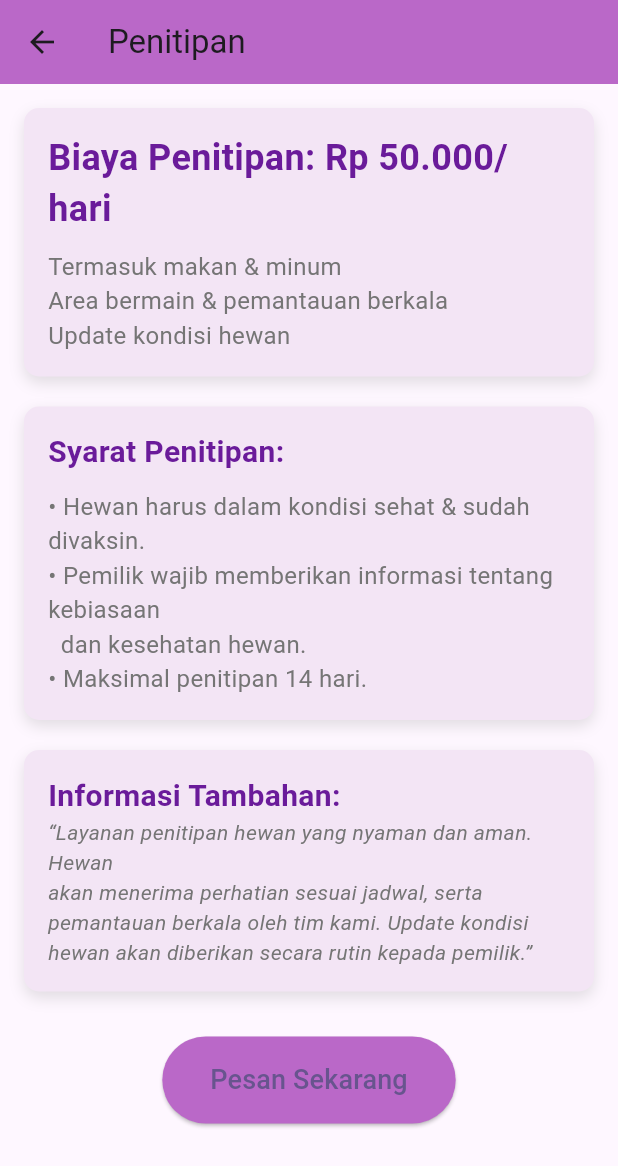
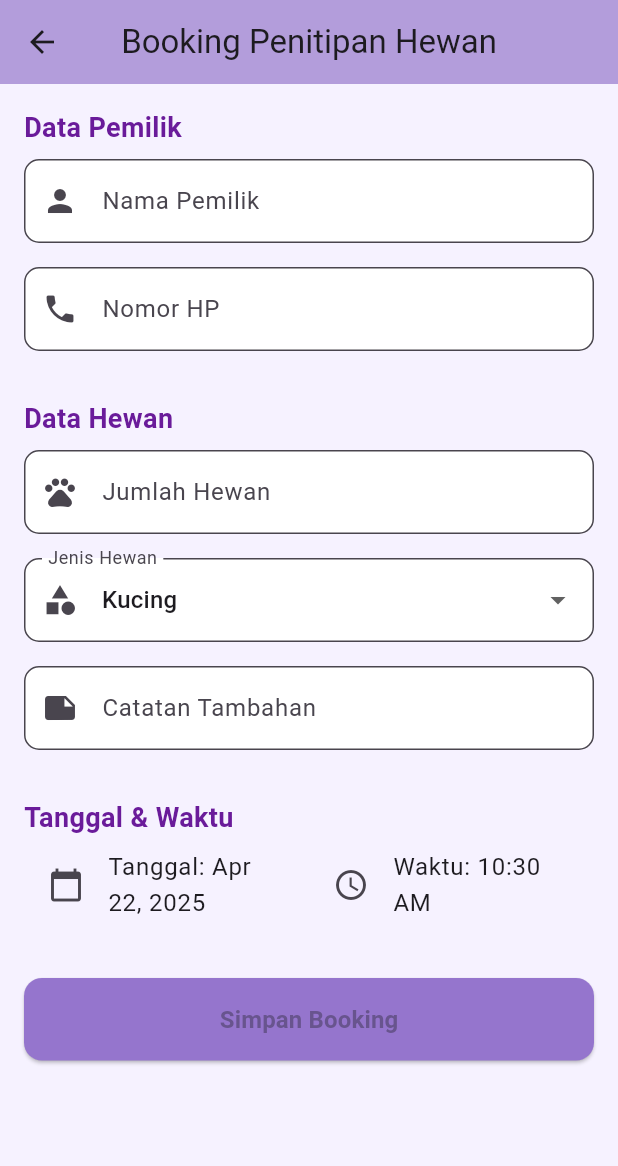
Before and after one commit to laila457/mobileapps, a Flutter app: the Penitipan2 screen opened directly, after a tap on "Pesan Sekarang", on a phone screen of 412 x 824 dp. Shown: the top 1166 px of the screen. Run offline on Flutter 3.47's test engine with Material 3 defaults, Android fonts, the phone set to English and light mode, and no system bars; our stand-ins replace calendar_timeline, cloud_firestore, firebase_core, flutter_svg, google_fonts, image_picker and 1 more; accounts and stored records are empty.

Commit message:
update 22 april 2025

```diff
--- a/lib/controllers/auth_booking.dart
+++ b/lib/controllers/auth_booking.dart
@@ -10,10 +10,9 @@ class BookingController {
   required String petType,
   required String notes,
   required DateTime bookingDate,
-    required TimeOfDay bookingTime,
-  }) async {
+  required TimeOfDay bookingTime,  }) async {
     try {
-      String url = 'http://192.168.5.120/flutter_api/save_booking.php'; // Ganti dengan 10.0.2.2 jika menggunakan emulator
+      String url = 'http://192.168.100.142/flutter_api/save_booking.php'; // Ganti dengan 10.0.2.2 jika menggunakan emulator
       var formData = {
         'owner_name': ownerName,
         'phone_number': phoneNumber,
--- a/lib/controllers/auth_controller.dart
+++ b/lib/controllers/auth_controller.dart
@@ -2,7 +2,7 @@ import 'package:http/http.dart' as http;
 import 'dart:convert';
 
 class AuthController {
-  final String baseUrl = "http://192.168.5.120/api";
+  final String baseUrl = "http://192.168.100.142/api";
   Future<bool> checkServerConnection() async {
     try {
       final response = await http.get(Uri.parse('$baseUrl/health_check.php'));
--- /dev/null
+++ b/lib/controllers/booking_penitipan_controller.dart
@@ -0,0 +1,42 @@
+import 'dart:convert';
+import 'package:http/http.dart' as http;
+
+class BookPenitipanController {
+  static const String baseUrl = 'https://192.168.100.142/api/booking';
+
+  static Future<bool> saveBooking({
+    required String ownerName,
+    required String phoneNumber,
+    required int petCount,
+    required String petType,
+    String? notes,
+    required DateTime bookingDate,
+    required String bookingTime, // in "HH:mm" format
+  }) async {
+    try {
+      final response = await http.post(
+        Uri.parse(baseUrl),
+        headers: {'Content-Type': 'application/json'},
+        body: jsonEncode({
+          "owner_name": ownerName,
+          "phone_number": phoneNumber,
+          "pet_count": petCount,
+          "pet_type": petType,
+          "notes": notes ?? "",
+          "booking_date": bookingDate.toIso8601String().split("T").first,
+          "booking_time": bookingTime,
+        }),
+      );
+
+      if (response.statusCode == 200 || response.statusCode == 201) {
+        return true;
+      } else {
+        print('Gagal menyimpan booking: ${response.body}');
+        return false;
+      }
+    } catch (e) {
+      print('Error saat menyimpan booking: $e');
+      return false;
+    }
+  }
+}
--- a/lib/main.dart
+++ b/lib/main.dart
@@ -2,7 +2,7 @@ import 'package:flutter/material.dart';
 import 'package:wellpage/controllers/register.dart';
 import 'package:wellpage/pet/dasboard.dart';
 import 'package:wellpage/pet/layanantrue.dart';
-import 'package:wellpage/pet/rating.dart';
+import 'package:wellpage/pet/bookpenitipan.dart';
 import 'package:wellpage/screen/signin.dart';
 import 'package:wellpage/beranda.dart';
 import 'package:wellpage/pet/penjualan.dart';
--- /dev/null
+++ b/lib/pet/bookpenitipan.dart
@@ -0,0 +1,218 @@
+import 'package:flutter/material.dart';
+import 'package:intl/intl.dart';
+import 'package:wellpage/controllers/booking_penitipan_controller.dart'; // Tambahkan ini
+
+class BookingScreen extends StatefulWidget {
+  const BookingScreen({super.key});
+
+  @override
+  State<BookingScreen> createState() => _BookingScreenState();
+}
+
+class _BookingScreenState extends State<BookingScreen> {
+  final _formKey = GlobalKey<FormState>();
+  final nameController = TextEditingController();
+  final phoneController = TextEditingController();
+  final petCountController = TextEditingController();
+  final notesController = TextEditingController();
+
+  String? selectedPetType = 'Kucing';
+  DateTime selectedDate = DateTime.now();
+  TimeOfDay selectedTime = TimeOfDay.now();
+
+  bool isLoading = false;
+
+  Future<void> _selectDate() async {
+    final picked = await showDatePicker(
+      context: context,
+      initialDate: selectedDate,
+      firstDate: DateTime.now(),
+      lastDate: DateTime.now().add(const Duration(days: 365)),
+      builder: (context, child) {
+        return Theme(
+          data: ThemeData.light().copyWith(
+            primaryColor: Colors.deepPurple,
+            colorScheme: const ColorScheme.light(primary: Colors.deepPurple),
+            buttonTheme: const ButtonThemeData(textTheme: ButtonTextTheme.primary),
+          ),
+          child: child!,
+        );
+      },
+    );
+    if (picked != null) setState(() => selectedDate = picked);
+  }
+
+  Future<void> _selectTime() async {
+    final picked = await showTimePicker(
+      context: context,
+      initialTime: selectedTime,
+      builder: (context, child) {
+        return Theme(
+          data: ThemeData.light().copyWith(
+            colorScheme: const ColorScheme.light(primary: Colors.deepPurple),
+          ),
+          child: child!,
+        );
+      },
+    );
+    if (picked != null) setState(() => selectedTime = picked);
+  }
+
+  void _submitForm() async {
+    if (!_formKey.currentState!.validate()) return;
+
+    setState(() => isLoading = true);
+
+    final success = await BookPenitipanController.saveBooking(
+      ownerName: nameController.text,
+      phoneNumber: phoneController.text,
+      petCount: int.parse(petCountController.text),
+      petType: selectedPetType ?? '',
+      notes: notesController.text,
+      bookingDate: selectedDate,
+      bookingTime: selectedTime.format(context),
+    );
+
+    setState(() => isLoading = false);
+
+    if (success) {
+      ScaffoldMessenger.of(context).showSnackBar(
+        const SnackBar(content: Text('Booking berhasil!')),
+      );
+      _formKey.currentState!.reset();
+    } else {
+      ScaffoldMessenger.of(context).showSnackBar(
+        const SnackBar(content: Text('Gagal menyimpan booking. Coba lagi.')),
+      );
+    }
+  }
+
+  @override
+  Widget build(BuildContext context) {
+    return Scaffold(
+      backgroundColor: const Color(0xFFF6F2FF),
+      appBar: AppBar(
+        backgroundColor: const Color(0xFFB39DDB),
+        title: const Text('Booking Penitipan Hewan'),
+        centerTitle: true,
+      ),
+      body: Padding(
+        padding: const EdgeInsets.all(16),
+        child: Form(
+          key: _formKey,
+          child: ListView(
+            children: [
+              _buildSectionTitle('Data Pemilik'),
+              _buildTextField(nameController, 'Nama Pemilik', Icons.person),
+              _buildTextField(phoneController, 'Nomor HP', Icons.phone, TextInputType.phone),
+
+              const SizedBox(height: 24),
+              _buildSectionTitle('Data Hewan'),
+              _buildTextField(petCountController, 'Jumlah Hewan', Icons.pets, TextInputType.number),
+              _buildDropdown(),
+              _buildTextField(notesController, 'Catatan Tambahan', Icons.note, null),
+
+              const SizedBox(height: 24),
+              _buildSectionTitle('Tanggal & Waktu'),
+              Row(
+                children: [
+                  Expanded(
+                    child: ListTile(
+                      title: Text('Tanggal: ${DateFormat.yMMMd().format(selectedDate)}'),
+                      leading: const Icon(Icons.calendar_today),
+                      onTap: _selectDate,
+                    ),
+                  ),
+                  Expanded(
+                    child: ListTile(
+                      title: Text('Waktu: ${selectedTime.format(context)}'),
+                      leading: const Icon(Icons.access_time),
+                      onTap: _selectTime,
+                    ),
+                  ),
+                ],
+              ),
+
+              const SizedBox(height: 30),
+              ElevatedButton(
+                onPressed: isLoading ? null : _submitForm,
+                style: ElevatedButton.styleFrom(
+                  backgroundColor: const Color(0xFF9575CD),
+                  padding: const EdgeInsets.symmetric(vertical: 16),
+                  shape: RoundedRectangleBorder(borderRadius: BorderRadius.circular(12)),
+                ),
+                child: isLoading
+                    ? const CircularProgressIndicator(color: Colors.white)
+                    : const Text(
+                        'Simpan Booking',
+                        style: TextStyle(fontSize: 16, fontWeight: FontWeight.bold),
+                      ),
+              ),
+            ],
+          ),
+        ),
+      ),
+    );
+  }
+
+  Widget _buildTextField(TextEditingController controller, String label, IconData icon,
+      [TextInputType? keyboardType, int maxLines = 1]) {
+    return Padding(
+      padding: const EdgeInsets.symmetric(vertical: 8),
+      child: TextFormField(
+        controller: controller,
+        keyboardType: keyboardType,
+        maxLines: maxLines,
+        validator: (value) => value == null || value.isEmpty ? '$label tidak boleh kosong' : null,
+        decoration: InputDecoration(
+          labelText: label,
+          prefixIcon: Icon(icon),
+          filled: true,
+          fillColor: Colors.white,
+          border: OutlineInputBorder(borderRadius: BorderRadius.circular(10)),
+        ),
+      ),
+    );
+  }
+
+  Widget _buildDropdown() {
+    return Padding(
+      padding: const EdgeInsets.symmetric(vertical: 8),
+      child: DropdownButtonFormField<String>(
+        value: selectedPetType,
+        items: ['Kucing', 'Anjing', 'Burung', 'Reptil', 'Kelinci']
+            .map((type) => DropdownMenuItem(value: type, child: Text(type)))
+            .toList(),
+        decoration: InputDecoration(
+          labelText: 'Jenis Hewan',
+          prefixIcon: const Icon(Icons.category),
+          filled: true,
+          fillColor: Colors.white,
+          border: OutlineInputBorder(borderRadius: BorderRadius.circular(10)),
+        ),
+        onChanged: (value) => setState(() => selectedPetType = value),
+        validator: (value) => value == null ? 'Pilih jenis hewan' : null,
+      ),
+    );
+  }
+
+  Widget _buildSectionTitle(String title) {
+    return Text(
+      title,
+      style: const TextStyle(
+        fontSize: 18,
+        fontWeight: FontWeight.bold,
+        color: Color(0xFF6A1B9A),
+      ),
+    );
+  }
+
+  @override
+  void dispose() {
+    nameController.dispose();
+    phoneController.dispose();
+    petCountController.dispose();
+    notesController.dispose();
+    super.dispose();
+  }
+}
--- a/lib/pet/formbooking.dart
+++ b/lib/pet/formbooking.dart
@@ -70,11 +70,12 @@ class _FormBookingState extends State<FormBooking> {
   ownerName: nameController.text,
   phoneNumber: phoneController.text,
   petCount: int.tryParse(petCountController.text) ?? 0,
-        petType: selectedPetType ?? '',  // Use the class-level variable
+  petType: selectedPetType ?? '',
   notes: notesController.text,
   bookingDate: selectedDate,
   bookingTime: selectedTime,
 );
+
 
       if (!mounted) return;
       if (success) {
--- a/lib/pet/penitipan2.dart
+++ b/lib/pet/penitipan2.dart
@@ -1,5 +1,6 @@
 import 'package:flutter/material.dart';
-
+import 'package:wellpage/pet/formbooking.dart';
+import 'package:wellpage/pet/bookpenitipan.dart';
 class Penitipan2 extends StatelessWidget {
   const Penitipan2({super.key});
 
@@ -146,7 +147,10 @@ class Penitipan2 extends StatelessWidget {
             Center(
               child: ElevatedButton(
                 onPressed: () {
-                  // Add your booking logic here
+                  Navigator.push(
+                    context,
+                    MaterialPageRoute(builder: (context) => BookingScreen()),
+                  );
                 },
                 style: ElevatedButton.styleFrom(
                   backgroundColor: Colors.purple[300],
--- a/lib/pet/stylebook.dart
+++ b/lib/pet/stylebook.dart
@@ -1,8 +1,8 @@
 import 'package:flutter/material.dart';
 
-Color gradient1 = const Color(0xFF8573D2);
-Color gradient2 = const Color(0xFF52448D);
-Color background = const Color(0xFF1D192A);
+Color gradient1 = const Color.fromARGB(255, 217, 72, 247);
+Color gradient2 = const Color.fromARGB(255, 163, 1, 165);
+Color background = const Color.fromARGB(255, 255, 0, 230);
 
 class Styless {
   Styless._();
@@ -11,7 +11,7 @@ class Styless {
   static Color gradient2Color = gradient2;
   static Color backgroundColor = background;
   static Color buttonColor = const Color(0xFF8371D0);
-  static Color appBarColor = const Color(0xFF302B46);
+  static Color appBarColor = const Color.fromARGB(255, 255, 126, 242);
   static Color highlightColor = const Color(0xFF6F5EB4);
   static Color yellowColor = const Color(0xFFFFDB65);
 
```
Also changed, not shown: lib/pet/dasboard.dart (+7 -7 lines), lib/pet/grooming2.dart (+6 -5 lines), lib/pet/layanantrue.dart (+63 -0 lines), mobileapps/lib/main.dart (added, +127 -0 lines), pubspec.lock. Lines whose indentation alone changed are shown as unchanged.
